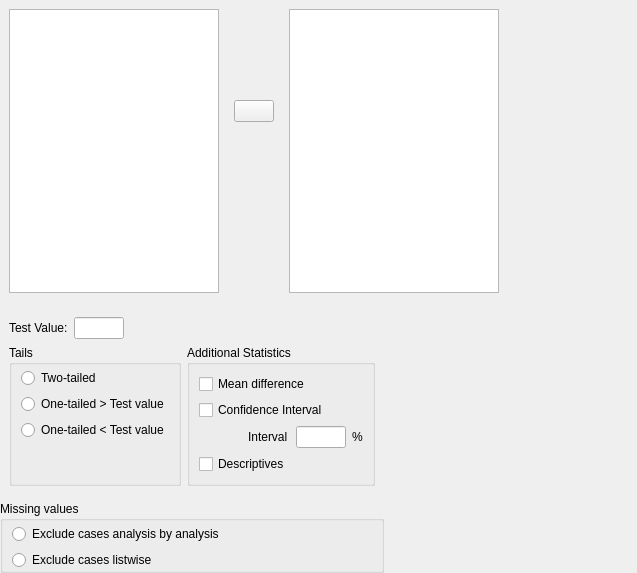
The window that JASP-Desktop/analysisforms/ttestonesampleform.ui (jasp-stats/jasp-desktop) describes before a commit, drawn with Qt 5.
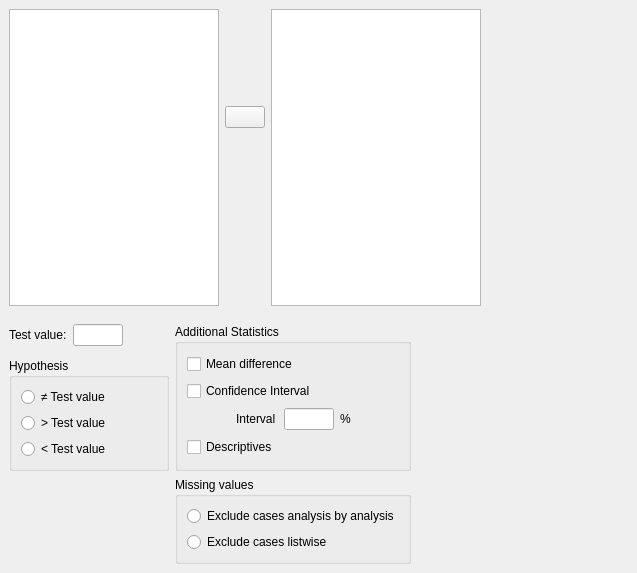
The same window after the commit. Custom widgets are drawn as their Qt base class.

Commit message: Updates to T-Tests, General Refinement

The edit to the form file:
```diff
--- a/JASP-Desktop/analysisforms/ttestonesampleform.ui
+++ b/JASP-Desktop/analysisforms/ttestonesampleform.ui
@@ -26,6 +26,192 @@
    <property name="bottomMargin">
     <number>0</number>
    </property>
+   <property name="verticalSpacing">
+    <number>0</number>
+   </property>
+   <item row="1" column="0">
+    <widget class="QWidget" name="widget_3" native="true">
+     <layout class="QGridLayout" name="gridLayout_2">
+      <item row="3" column="3">
+       <widget class="BoundGroupBox" name="missingValues">
+        <property name="title">
+         <string>Missing values</string>
+        </property>
+        <property name="flat">
+         <bool>true</bool>
+        </property>
+        <layout class="QGridLayout" name="gridLayout_6">
+         <item row="0" column="0">
+          <widget class="QRadioButton" name="_1excludeAnalysisByAnalysis">
+           <property name="text">
+            <string>Exclude cases analysis by analysis</string>
+           </property>
+          </widget>
+         </item>
+         <item row="1" column="0">
+          <widget class="QRadioButton" name="_2excludeListwise">
+           <property name="text">
+            <string>Exclude cases listwise</string>
+           </property>
+          </widget>
+         </item>
+        </layout>
+       </widget>
+      </item>
+      <item row="0" column="2">
+       <spacer name="horizontalSpacer_2">
+        <property name="orientation">
+         <enum>Qt::Horizontal</enum>
+        </property>
+        <property name="sizeHint" stdset="0">
+         <size>
+          <width>40</width>
+          <height>20</height>
+         </size>
+        </property>
+       </spacer>
+      </item>
+      <item row="0" column="3" rowspan="3">
+       <widget class="QGroupBox" name="groupBox_7">
+        <property name="title">
+         <string>Additional Statistics</string>
+        </property>
+        <property name="flat">
+         <bool>true</bool>
+        </property>
+        <layout class="QGridLayout" name="gridLayout_3">
+         <item row="2" column="0">
+          <widget class="QWidget" name="widget_4" native="true"/>
+         </item>
+         <item row="3" column="0" colspan="2">
+          <widget class="BoundCheckBox" name="descriptives">
+           <property name="text">
+            <string>Descriptives</string>
+           </property>
+          </widget>
+         </item>
+         <item row="2" column="1">
+          <widget class="QLabel" name="label">
+           <property name="text">
+            <string>Interval</string>
+           </property>
+          </widget>
+         </item>
+         <item row="0" column="0" colspan="3">
+          <widget class="BoundCheckBox" name="meanDifference">
+           <property name="text">
+            <string>Mean difference</string>
+           </property>
+          </widget>
+         </item>
+         <item row="2" column="3">
+          <widget class="QLabel" name="label_2">
+           <property name="text">
+            <string>%</string>
+           </property>
+          </widget>
+         </item>
+         <item row="2" column="2">
+          <widget class="BoundTextBox" name="confidenceIntervalInterval">
+           <property name="sizePolicy">
+            <sizepolicy hsizetype="Preferred" vsizetype="Fixed">
+             <horstretch>0</horstretch>
+             <verstretch>0</verstretch>
+            </sizepolicy>
+           </property>
+           <property name="maximumSize">
+            <size>
+             <width>50</width>
+             <height>16777215</height>
+            </size>
+           </property>
+          </widget>
+         </item>
+         <item row="1" column="0" colspan="3">
+          <widget class="BoundCheckBox" name="confidenceInterval">
+           <property name="text">
+            <string>Confidence Interval</string>
+           </property>
+          </widget>
+         </item>
+         <item row="2" column="4">
+          <spacer name="horizontalSpacer_3">
+           <property name="orientation">
+            <enum>Qt::Horizontal</enum>
+           </property>
+           <property name="sizeHint" stdset="0">
+            <size>
+             <width>40</width>
+             <height>20</height>
+            </size>
+           </property>
+          </spacer>
+         </item>
+        </layout>
+       </widget>
+      </item>
+      <item row="2" column="0" colspan="3">
+       <widget class="BoundGroupBox" name="hypothesis">
+        <property name="title">
+         <string>Hypothesis</string>
+        </property>
+        <property name="flat">
+         <bool>true</bool>
+        </property>
+        <layout class="QGridLayout" name="gridLayout_5">
+         <item row="1" column="0">
+          <widget class="QRadioButton" name="_2groupOneGreater">
+           <property name="text">
+            <string>&gt; Test value</string>
+           </property>
+          </widget>
+         </item>
+         <item row="2" column="0">
+          <widget class="QRadioButton" name="_3groupTwoGreater">
+           <property name="text">
+            <string>&lt; Test value</string>
+           </property>
+          </widget>
+         </item>
+         <item row="0" column="0">
+          <widget class="QRadioButton" name="_1notEqual">
+           <property name="text">
+            <string>≠ Test value</string>
+           </property>
+          </widget>
+         </item>
+        </layout>
+       </widget>
+      </item>
+      <item row="0" column="1">
+       <widget class="BoundTextBox" name="testValue">
+        <property name="sizePolicy">
+         <sizepolicy hsizetype="Fixed" vsizetype="Fixed">
+          <horstretch>0</horstretch>
+          <verstretch>0</verstretch>
+         </sizepolicy>
+        </property>
+        <property name="maximumSize">
+         <size>
+          <width>50</width>
+          <height>16777215</height>
+         </size>
+        </property>
+       </widget>
+      </item>
+      <item row="0" column="0">
+       <widget class="QLabel" name="label_3">
+        <property name="text">
+         <string>Test value:</string>
+        </property>
+       </widget>
+      </item>
+      <item row="1" column="0">
+       <widget class="QWidget" name="widget_5" native="true"/>
+      </item>
+     </layout>
+    </widget>
+   </item>
    <item row="0" column="0" colspan="2">
     <widget class="QWidget" name="widget" native="true">
      <property name="sizePolicy">
@@ -124,6 +310,12 @@
          </sizepolicy>
         </property>
         <layout class="QGridLayout" name="gridLayout_7">
+         <property name="leftMargin">
+          <number>0</number>
+         </property>
+         <property name="rightMargin">
+          <number>0</number>
+         </property>
          <item row="1" column="0">
           <spacer name="verticalSpacer_3">
            <property name="orientation">
@@ -175,161 +367,6 @@
      </layout>
     </widget>
    </item>
-   <item row="1" column="0">
-    <widget class="QWidget" name="widget_3" native="true">
-     <layout class="QGridLayout" name="gridLayout_2">
-      <item row="0" column="0">
-       <widget class="QLabel" name="label_3">
-        <property name="text">
-         <string>Test Value:</string>
-        </property>
-       </widget>
-      </item>
-      <item row="0" column="1">
-       <widget class="BoundTextBox" name="testValue">
-        <property name="sizePolicy">
-         <sizepolicy hsizetype="Fixed" vsizetype="Fixed">
-          <horstretch>0</horstretch>
-          <verstretch>0</verstretch>
-         </sizepolicy>
-        </property>
-        <property name="maximumSize">
-         <size>
-          <width>50</width>
-          <height>16777215</height>
-         </size>
-        </property>
-       </widget>
-      </item>
-      <item row="1" column="0" colspan="3">
-       <widget class="QGroupBox" name="groupBox_8">
-        <property name="title">
-         <string>Tails</string>
-        </property>
-        <property name="flat">
-         <bool>true</bool>
-        </property>
-        <layout class="QGridLayout" name="gridLayout">
-         <property name="leftMargin">
-          <number>0</number>
-         </property>
-         <property name="topMargin">
-          <number>3</number>
-         </property>
-         <property name="rightMargin">
-          <number>0</number>
-         </property>
-         <property name="bottomMargin">
-          <number>0</number>
-         </property>
-         <item row="0" column="0">
-          <widget class="BoundGroupBox" name="tails" native="true">
-           <layout class="QGridLayout" name="gridLayout_5">
-            <property name="topMargin">
-             <number>0</number>
-            </property>
-            <property name="bottomMargin">
-             <number>0</number>
-            </property>
-            <item row="2" column="0">
-             <widget class="QRadioButton" name="_3oneTailedLessThan">
-              <property name="text">
-               <string>One-tailed &lt; Test value</string>
-              </property>
-             </widget>
-            </item>
-            <item row="1" column="0">
-             <widget class="QRadioButton" name="_2oneTailedGreaterThan">
-              <property name="text">
-               <string>One-tailed &gt; Test value</string>
-              </property>
-             </widget>
-            </item>
-            <item row="0" column="0">
-             <widget class="QRadioButton" name="_1twoTailed">
-              <property name="text">
-               <string>Two-tailed</string>
-              </property>
-             </widget>
-            </item>
-           </layout>
-          </widget>
-         </item>
-         <item row="1" column="0">
-          <widget class="QWidget" name="widget_5" native="true"/>
-         </item>
-        </layout>
-       </widget>
-      </item>
-      <item row="1" column="3">
-       <widget class="QGroupBox" name="groupBox_7">
-        <property name="title">
-         <string>Additional Statistics</string>
-        </property>
-        <property name="flat">
-         <bool>true</bool>
-        </property>
-        <layout class="QGridLayout" name="gridLayout_3">
-         <item row="0" column="0" colspan="3">
-          <widget class="BoundCheckBox" name="meanDifference">
-           <property name="text">
-            <string>Mean difference</string>
-           </property>
-          </widget>
-         </item>
-         <item row="1" column="0" colspan="3">
-          <widget class="BoundCheckBox" name="confidenceInterval">
-           <property name="text">
-            <string>Confidence Interval</string>
-           </property>
-          </widget>
-         </item>
-         <item row="2" column="0">
-          <widget class="QWidget" name="widget_4" native="true"/>
-         </item>
-         <item row="2" column="1">
-          <widget class="QLabel" name="label">
-           <property name="text">
-            <string>Interval</string>
-           </property>
-          </widget>
-         </item>
-         <item row="2" column="2">
-          <widget class="BoundTextBox" name="confidenceIntervalInterval">
-           <property name="sizePolicy">
-            <sizepolicy hsizetype="Preferred" vsizetype="Fixed">
-             <horstretch>0</horstretch>
-             <verstretch>0</verstretch>
-            </sizepolicy>
-           </property>
-           <property name="maximumSize">
-            <size>
-             <width>50</width>
-             <height>16777215</height>
-            </size>
-           </property>
-          </widget>
-         </item>
-         <item row="2" column="3">
-          <widget class="QLabel" name="label_2">
-           <property name="text">
-            <string>%</string>
-           </property>
-          </widget>
-         </item>
-         <item row="3" column="0" colspan="2">
-          <widget class="BoundCheckBox" name="descriptives">
-           <property name="text">
-            <string>Descriptives</string>
-           </property>
-          </widget>
-         </item>
-        </layout>
-       </widget>
-      </item>
-     </layout>
-    </widget>
-   </item>
    <item row="1" column="1">
     <spacer name="horizontalSpacer">
      <property name="orientation">
@@ -343,56 +380,6 @@
      </property>
     </spacer>
    </item>
-   <item row="2" column="0">
-    <widget class="QGroupBox" name="groupBox_9">
-     <property name="title">
-      <string>Missing values</string>
-     </property>
-     <property name="flat">
-      <bool>true</bool>
-     </property>
-     <layout class="QGridLayout" name="gridLayout_4">
-      <property name="leftMargin">
-       <number>0</number>
-      </property>
-      <property name="topMargin">
-       <number>3</number>
-      </property>
-      <property name="rightMargin">
-       <number>0</number>
-      </property>
-      <property name="bottomMargin">
-       <number>0</number>
-      </property>
-      <item row="0" column="0">
-       <widget class="BoundGroupBox" name="missingValues" native="true">
-        <layout class="QGridLayout" name="gridLayout_6">
-         <property name="topMargin">
-          <number>0</number>
-         </property>
-         <property name="bottomMargin">
-          <number>0</number>
-         </property>
-         <item row="0" column="0">
-          <widget class="QRadioButton" name="_1excludeAnalysisByAnalysis">
-           <property name="text">
-            <string>Exclude cases analysis by analysis</string>
-           </property>
-          </widget>
-         </item>
-         <item row="1" column="0">
-          <widget class="QRadioButton" name="_2excludeListwise">
-           <property name="text">
-            <string>Exclude cases listwise</string>
-           </property>
-          </widget>
-         </item>
-        </layout>
-       </widget>
-      </item>
-     </layout>
-    </widget>
-   </item>
   </layout>
   <zorder>widget</zorder>
   <zorder>horizontalSpacer</zorder>
@@ -410,11 +397,6 @@
    <extends>QListView</extends>
    <header>widgets/availablefieldslistview.h</header>
   </customwidget>
-  <customwidget>
-   <class>BoundListView</class>
-   <extends>QListView</extends>
-   <header>widgets/boundlistview.h</header>
-  </customwidget>
   <customwidget>
    <class>BoundCheckBox</class>
    <extends>QCheckBox</extends>
@@ -427,10 +409,15 @@
   </customwidget>
   <customwidget>
    <class>BoundGroupBox</class>
-   <extends>QWidget</extends>
+   <extends>QGroupBox</extends>
    <header>widgets/boundgroupbox.h</header>
    <container>1</container>
   </customwidget>
+  <customwidget>
+   <class>BoundListView</class>
+   <extends>QListView</extends>
+   <header>widgets/boundlistview.h</header>
+  </customwidget>
  </customwidgets>
  <resources/>
  <connections/>
```
Left out of the diff: 1 changed line with no effect on the pictures. The commit also changes 9 other files.
